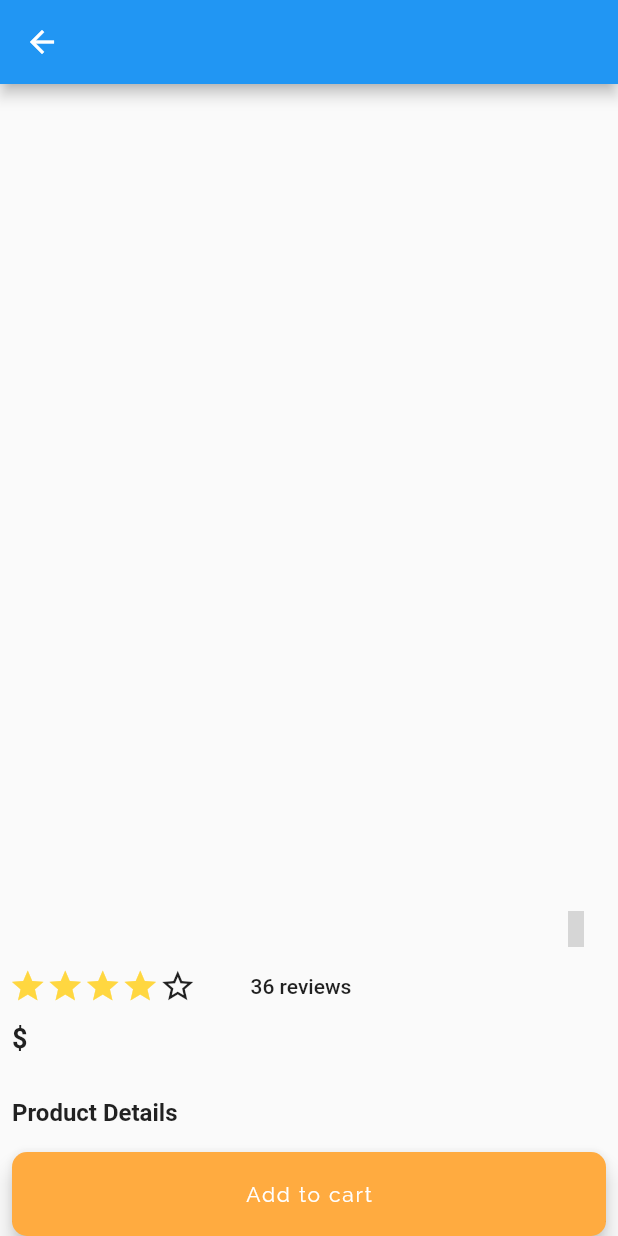
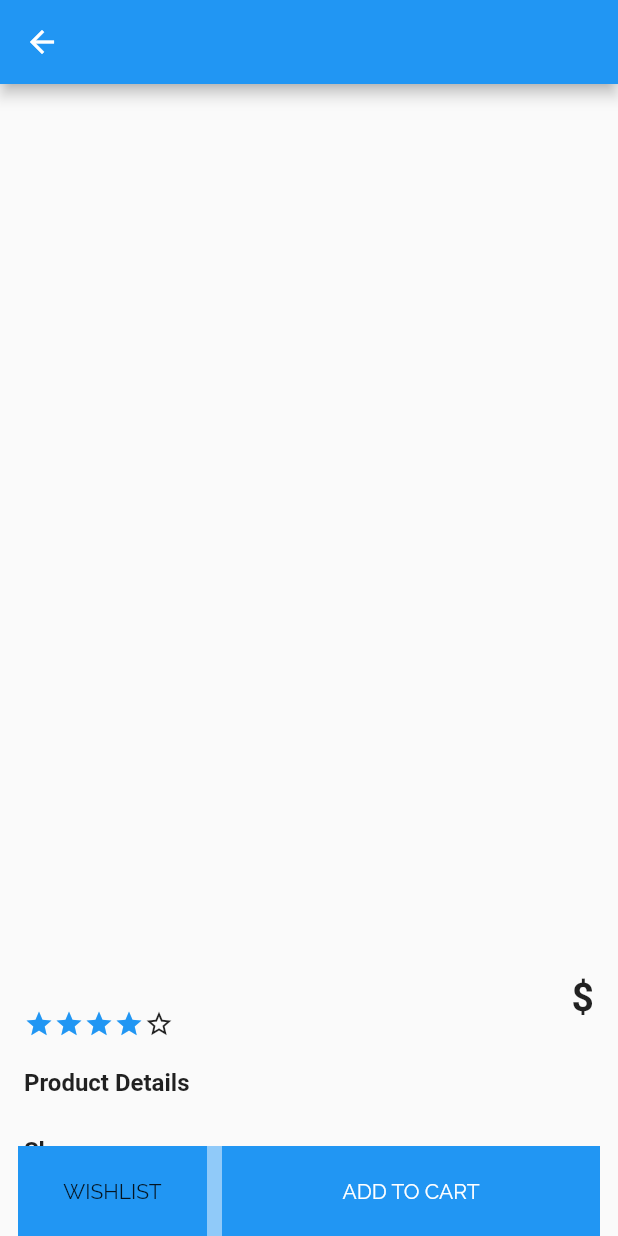
Before and after one commit to mithilesh-parmar/Flutter-E_Commerce, a Flutter app: the DetailPage screen opened directly with empty values, on a phone screen of 412 x 824 dp. Run offline on Flutter 3.47's test engine with Material 2 defaults, Android fonts, the phone set to English and light mode, and no system bars; drawn by our look-alikes of carousel_slider, smooth_star_rating; our stand-ins replace badges, flutter_icons; missing offline and left inert: lipsum; network calls fail; grey boxes are pictures that could not be loaded.

Commit message:
improved details page

```diff
--- a/lib/main.dart
+++ b/lib/main.dart
@@ -90,7 +90,10 @@ class _MyAppState extends State<MyApp> {
           ],
         ),
         key: _scaffoldKey,
-        body: _selectedScreen,
+        body: Padding(
+          padding: const EdgeInsets.all(4.0),
+          child: _selectedScreen,
+        ),
         bottomNavigationBar: BottomNavigationBar(
           type: BottomNavigationBarType.fixed,
           items: const <BottomNavigationBarItem>[
--- a/lib/screens/Detail_Page.dart
+++ b/lib/screens/Detail_Page.dart
@@ -1,5 +1,6 @@
 import 'package:carousel_slider/carousel_slider.dart';
 import 'package:e_commerce/widgets/AttributesCard.dart';
+import 'package:e_commerce/widgets/BottomButton.dart';
 import 'package:flutter/material.dart';
 import 'package:e_commerce/model/woocommerce_product.dart';
 import 'package:flutter_icons/flutter_icons.dart';
@@ -43,18 +44,25 @@ class _DetailPageState extends State<DetailPage> {
         ),
       ),
       body: SafeArea(
+        child: Padding(
+          padding: const EdgeInsets.symmetric(horizontal: 8.0),
           child: Stack(
             children: <Widget>[
               ListView(
                 children: <Widget>[
                   ImagePreview(
-                  src:
-                      widget._product.images.map((value) => value.src).toList(),
+                    src: widget._product.images
+                        .map((value) => value.src)
+                        .toList(),
                   ),
                   SizedBox(
                     height: 50,
                   ),
                   Row(
+                    children: <Widget>[
+                      Column(
+                        mainAxisAlignment: MainAxisAlignment.center,
+                        crossAxisAlignment: CrossAxisAlignment.start,
                         children: <Widget>[
                           Padding(
                             padding: const EdgeInsets.only(
@@ -63,77 +71,45 @@ class _DetailPageState extends State<DetailPage> {
                             child: Text(
                               "${widget._product.name}",
                               style: TextStyle(
-                          fontSize: 24,
+                                fontSize: 30,
                                 fontFamily: 'Raleway',
                                 fontWeight: FontWeight.bold,
                               ),
                             ),
                           ),
+                          Padding(
+                            padding: const EdgeInsets.only(left: 8.0),
+                            child: SmoothStarRating(
+                              allowHalfRating: true,
+                              onRatingChanged: (v) {
+                                rating = v;
+                              },
+                              starCount: 5,
+                              rating: rating,
+                              size: 20.0,
+                              color: Theme.of(context).accentColor,
+                              borderColor:
+                                  Theme.of(context).textTheme.title.color,
+                            ),
+                          ),
+                        ],
+                      ),
                       Spacer(),
                       Padding(
-                      padding: const EdgeInsets.symmetric(horizontal: 8.0),
-                      child: GestureDetector(
-                        onTap: () {},
-                        child: AnimatedContainer(
-                          padding: EdgeInsets.only(left: 8, right: 8),
-                          decoration: BoxDecoration(
-                            shape: BoxShape.circle,
-                          ),
-                          child: Icon(
-                            Feather.getIconData("heart"),
-                            color: Theme.of(context).textTheme.title.color,
-                          ),
-                          duration: Duration(milliseconds: 100),
+                        padding: const EdgeInsets.only(right: 8.0),
+                        child: Text(
+                          "\$${widget._product.price}",
+                          style: TextStyle(
+                            fontSize: 26,
+                            fontWeight: FontWeight.bold,
                           ),
                         ),
                       ),
                     ],
                   ),
 
-                Padding(
-                  padding: EdgeInsets.only(
-                    left: 6,
-                  ),
-                  child: Row(
-                    children: <Widget>[
-                      SmoothStarRating(
-                          allowHalfRating: true,
-                          onRatingChanged: (v) {
-                            rating = v;
-                          },
-                          starCount: 5,
-                          rating: rating,
-                          size: 25.0,
-                          color: Colors.amberAccent,
-                          borderColor: Theme.of(context).textTheme.title.color,
-                          spacing: 0.0),
                   SizedBox(
-                        width: 20,
-                      ),
-                      FlatButton(
-                        onPressed: () {},
-                        child: Text(
-                          '36 reviews',
-                          overflow: TextOverflow.fade,
-                        ),
-                      )
-                    ],
-                  ),
-                ),
-
-                Padding(
-                  padding: const EdgeInsets.only(left: 8.0),
-                  child: Text(
-                    "\$${widget._product.price}",
-                    style: TextStyle(
-                      fontSize: 18,
-                      fontWeight: FontWeight.bold,
-                    ),
-                  ),
-                ),
-
-                SizedBox(
-                  height: 30,
+                    height: 20,
                   ),
 
                   Container(
@@ -150,14 +126,15 @@ class _DetailPageState extends State<DetailPage> {
                   ),
 
                   SizedBox(
-                  height: widget._product.attributes.length > 0 ? 30 : 0,
+                    height: widget._product.attributes.length > 0 ? 20 : 0,
                   ),
 
                   Padding(
                     padding: const EdgeInsets.only(left: 8.0),
                     child: Text(
                       "Product Details",
-                    style: TextStyle(fontSize: 16, fontWeight: FontWeight.bold),
+                      style:
+                          TextStyle(fontSize: 16, fontWeight: FontWeight.bold),
                     ),
                   ),
                   SizedBox(
@@ -184,8 +161,8 @@ class _DetailPageState extends State<DetailPage> {
                       onTap: _expand,
                       child: Text(
                         isExpanded ? "Hide" : "Show",
-                      style:
-                          TextStyle(fontWeight: FontWeight.w700, fontSize: 16),
+                        style: TextStyle(
+                            fontWeight: FontWeight.w700, fontSize: 16),
                       ),
                     ),
                   ),
@@ -199,15 +176,13 @@ class _DetailPageState extends State<DetailPage> {
                     ),
                   ),
                   Padding(
-                  padding: const EdgeInsets.only(left: 8.0, top: 4, bottom: 16),
+                    padding:
+                        const EdgeInsets.only(left: 8.0, top: 4, bottom: 8),
                     child: Text(
-                    "Related",
-                    style: TextStyle(
-                      fontSize: 22,
+                      "View Similar".toUpperCase(),
+                      style: TextStyle(fontSize: 20, fontFamily: 'Raleway'),
                     ),
                   ),
-                ),
-                //TODO add container for attributes
                   Container(
                     height: 250,
                     padding: EdgeInsets.only(left: 8),
@@ -241,7 +216,8 @@ class _DetailPageState extends State<DetailPage> {
                                         Navigator.push(
                                             context,
                                             MaterialPageRoute(
-                                              builder: (context) => DetailPage(
+                                                builder: (context) =>
+                                                    DetailPage(
                                                         snapshot.data[pos])));
                                       },
                                       product: snapshot.data[pos],
@@ -249,6 +225,54 @@ class _DetailPageState extends State<DetailPage> {
                                   });
                           }
                         }),
+                  ),
+                  SizedBox(
+                    height: 20,
+                  ),
+                  Padding(
+                    padding:
+                        const EdgeInsets.only(left: 16.0, top: 4, bottom: 10),
+                    child: Text(
+                      "More".toUpperCase(),
+                      style: TextStyle(fontFamily: 'Raleway'),
+                    ),
+                  ),
+                  Padding(
+                    padding: const EdgeInsets.symmetric(horizontal: 16.0),
+                    child: ListView.builder(
+                        shrinkWrap: true,
+                        physics: NeverScrollableScrollPhysics(),
+                        itemBuilder: (context, pos) {
+                          return Column(
+                            children: <Widget>[
+                              InkWell(
+                                onTap: () {},
+                                child: Row(
+                                  children: <Widget>[
+                                    Padding(
+                                      padding: const EdgeInsets.only(
+                                          top: 8.0, bottom: 8),
+                                      child: Text(
+                                        'MORE IN ${widget._product.categories[pos].name}',
+                                        style: TextStyle(fontFamily: 'Raleway'),
+                                      ),
+                                    ),
+                                    Spacer(),
+                                    Padding(
+                                      padding: const EdgeInsets.only(
+                                          top: 8.0, bottom: 8),
+                                      child: Icon(Icons.chevron_right),
+                                    ),
+                                  ],
+                                ),
+                              ),
+                              Divider(
+                                color: Theme.of(context).textTheme.title.color,
+                              )
+                            ],
+                          );
+                        },
+                        itemCount: widget._product.categories.length),
                   ),
                   SizedBox(
                     height: 80,
@@ -259,126 +283,12 @@ class _DetailPageState extends State<DetailPage> {
                   left: 0,
                   right: 0,
                   bottom: 0,
-                child: Padding(
-                  padding: const EdgeInsets.only(left: 8.0, right: 8),
-                  child: FloatingActionButton(
-                      backgroundColor: Colors.orangeAccent,
-                      shape: RoundedRectangleBorder(
-                          borderRadius: BorderRadius.circular(10)),
-                      onPressed: () {},
-                      child: Text(
-                        'Add to cart',
-                        style: TextStyle(
-                          color: Colors.white,
-                          fontFamily: 'Raleway',
+                  child: BottomButtonView(onWishlistClicked: (){}, onCartClicked: (){})
               ),
-                      )),
-                )),
             ],
           ),
         ),
-    );
-  }
-
-  Widget customView() {
-    return CustomScrollView(
-      slivers: <Widget>[
-        SliverAppBar(
-          title: Text('${widget._product.name}'),
-          centerTitle: true,
-          pinned: true,
       ),
-        SliverList(
-            delegate: SliverChildListDelegate([
-          Stack(
-            children: <Widget>[
-              Container(
-                height: 380,
-                decoration: BoxDecoration(
-                    color: Colors.transparent,
-                    image: DecorationImage(
-                        image: NetworkImage('${widget._product.images[0].src}'),
-                        fit: BoxFit.fill)),
-              ),
-              Positioned(
-                right: -10.0,
-                bottom: 3.0,
-                child: RawMaterialButton(
-                  onPressed: () {},
-                  fillColor: Colors.white,
-                  shape: CircleBorder(),
-                  elevation: 4.0,
-                  child: Padding(
-                    padding: EdgeInsets.all(5),
-                    child: Icon(
-                      Feather.getIconData("heart"),
-                      color: Theme.of(context).accentColor,
-                      size: 17,
-                    ),
-                  ),
-                ),
-              ),
-            ],
-          ),
-          SizedBox(
-            height: 10,
-          ),
-          Padding(
-            padding: const EdgeInsets.only(left: 8.0),
-            child: Text(
-              "${widget._product.name}",
-              style: TextStyle(
-                fontSize: 24,
-                fontWeight: FontWeight.w700,
-              ),
-            ),
-          ),
-          Padding(
-            padding: const EdgeInsets.only(left: 8.0),
-            child: Text(
-              "\$${widget._product.price}",
-              style: TextStyle(
-                fontSize: 20,
-                fontWeight: FontWeight.w400,
-              ),
-            ),
-          ),
-          SizedBox(height: 10),
-          Padding(
-              padding: const EdgeInsets.only(left: 8.0, right: 8),
-              child: AnimatedCrossFade(
-                  firstChild: Text(
-                    widget._product.shortDescription,
-                    overflow: TextOverflow.fade,
-                  ),
-                  secondChild: Text(
-                    widget._product.description,
-                    maxLines: 2,
-                  ),
-                  crossFadeState: isExpanded
-                      ? CrossFadeState.showFirst
-                      : CrossFadeState.showSecond,
-                  duration: kThemeAnimationDuration)),
-          Padding(
-            padding: const EdgeInsets.only(left: 8.0),
-            child: GestureDetector(
-              onTap: _expand,
-              child: Text(
-                isExpanded ? "Hide" : "Show",
-                style: TextStyle(
-                    fontWeight: FontWeight.w700,
-                    color: Colors.black.withOpacity(.7),
-                    fontSize: 16),
-              ),
-            ),
-          ),
-        ])),
-        SliverToBoxAdapter(
-          child: Container(
-            height: 200,
-          ),
-        )
-      ],
     );
   }
 
--- a/lib/widgets/AttributesCard.dart
+++ b/lib/widgets/AttributesCard.dart
@@ -46,7 +46,7 @@ class _AttributesViewState extends State<AttributesView> {
                   widget.subtitle.toUpperCase(),
                   style: TextStyle(
                       fontFamily: 'Raleway',
-                      fontWeight: FontWeight.w200,
+                      fontWeight: FontWeight.w400,
                       color: Theme.of(context).accentColor),
                 ),
               ],
@@ -81,7 +81,9 @@ class _AttributesViewState extends State<AttributesView> {
                             boxShadow: [
                               BoxShadow(
                                 color: pos == _selectedIndex
-                                    ? Colors.amberAccent.withOpacity(.6)
+                                    ? Theme.of(context)
+                                        .accentColor
+                                        .withOpacity(.7)
                                     : Colors.transparent,
                                 offset: Offset(0, 3),
                                 blurRadius: 10,
--- /dev/null
+++ b/lib/widgets/BottomButton.dart
@@ -0,0 +1,64 @@
+import 'package:flutter/material.dart';
+
+class BottomButtonView extends StatelessWidget {
+  final Function onWishlistClicked;
+  final Function onCartClicked;
+
+  BottomButtonView(
+      {@required this.onWishlistClicked, @required this.onCartClicked});
+
+  @override
+  Widget build(BuildContext context) {
+    return Padding(
+        padding: const EdgeInsets.only(left: 4.0, right: 4),
+        child: Row(
+          mainAxisSize: MainAxisSize.max,
+          children: <Widget>[
+            Expanded(
+              flex: 1,
+              child: GestureDetector(
+                onTap: onWishlistClicked,
+                child: Container(
+                  height: 60,
+                  decoration: BoxDecoration(
+                      color: Theme.of(context).primaryColor,
+                      border: Border.all(color: Theme.of(context).accentColor)),
+                  child: Center(
+                      child: Text(
+                        'WishList'.toUpperCase(),
+                        style: TextStyle(
+                          fontFamily: 'Raleway',
+                        ),
+                      )),
+                ),
+              ),
+            ),
+            SizedBox(
+              width: 10,
+              height: 60,
+              child: Container(
+                color: Theme.of(context).backgroundColor,
+              ),
+            ),
+            Expanded(
+              flex: 2,
+              child: GestureDetector(
+                onTap: onCartClicked,
+                child: Container(
+                  height: 60,
+                  decoration: BoxDecoration(
+                    color: Theme.of(context).accentColor,
+                  ),
+                  child: Center(
+                      child: Text(
+                        'Add to cart'.toUpperCase(),
+                        style:
+                        TextStyle(fontFamily: 'Raleway', color: Colors.white),
+                      )),
+                ),
+              ),
+            )
+          ],
+        ));
+  }
+}
--- a/lib/widgets/ImagePreview.dart
+++ b/lib/widgets/ImagePreview.dart
@@ -91,7 +91,7 @@ class _ImagePreviewState extends State<ImagePreview> {
       children: <Widget>[
         CarouselSlider(
 //          autoPlay: true,
-          height: MediaQuery.of(context).size.height / 1.65,
+          height: MediaQuery.of(context).size.height / 1.55,
 //          pauseAutoPlayOnTouch: Duration(seconds: 1),
           viewportFraction: .9,
           enlargeCenterPage: true,
@@ -109,24 +109,7 @@ class _ImagePreviewState extends State<ImagePreview> {
             );
           }).toList(),
         ),
-//        Positioned(
-//          bottom: 15,
-//          left: 15,
-//          width: MediaQuery.of(context).size.width,
-//          height: 30,
-//          child: ListView.builder(
-//              scrollDirection: Axis.horizontal,
-//              itemCount: widget.src.length,
-//              itemBuilder: (context, pos) {
-//                return Container(
-//                  margin: EdgeInsets.all(4),
-//                  height: 10,
-//                  width: 15,
-//                  decoration: BoxDecoration(
-//                      color: Colors.black87, shape: BoxShape.circle),
-//                );
-//              }),
-//        )
+        // TODO add a favourite button
       ],
     );
   }
```
Also changed, not shown: lib/widgets/FavouriteButton.dart (added, +29 -0 lines). Lines whose indentation alone changed are shown as unchanged.
